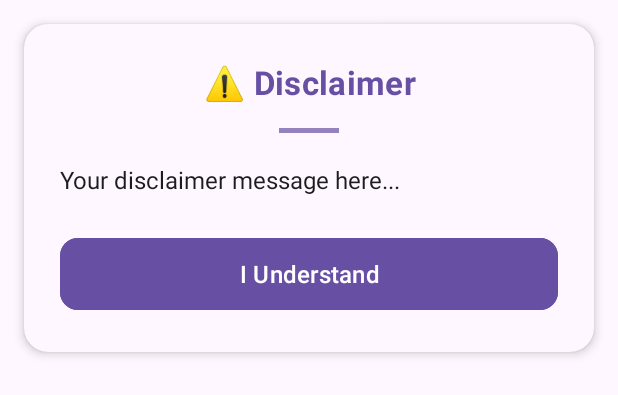
After one commit to leanamariflor/MobileDevelopment, an Android app: the layout dialog_disclaimer.xml on its own in the app's theme, with its tools: preview values and no code run, on a phone screen of 412 x 824 dp. The commit adds this screen. Shown: the top 395 px of the screen. Run offline under Robolectric (Android 15) with nearby library versions, the phone set to English and light mode, and no system bars.

Commit message:
Add watchlist and history management with disclaimer dialog
Implemented utility functions for checking watchlist and history status. Updated EpisodeAdapter and HistoryAdapter to handle watchlist and history state dynamically. Added a disclaimer dialog in MainActivity to inform users about the app's purpose and usage policies.

```diff
--- a/app/src/main/java/com/anime/aniwatch/adapter/WatchlistAdapter.kt
+++ b/app/src/main/java/com/anime/aniwatch/adapter/WatchlistAdapter.kt
@@ -36,7 +36,6 @@ class WatchlistAdapter(
     override fun onBindViewHolder(holder: WatchlistViewHolder, position: Int) {
         val episode = episodes[position]
 
-        // Load anime poster with a gray placeholder
         Glide.with(holder.itemView.context)
             .load(episode.animePosterUrl)
             .placeholder(ColorDrawable(Color.GRAY))
@@ -45,7 +44,6 @@ class WatchlistAdapter(
         holder.animeTitle.text = episode.animeTitle
         holder.episodeInfo.text = "Episode ${episode.episodeNumber}: ${episode.episodeTitle}"
 
-        // Set click listeners
         holder.playButton.setOnClickListener {
             onPlayClick(episode)
         }
--- /dev/null
+++ b/app/src/main/res/layout/dialog_disclaimer.xml
@@ -0,0 +1,61 @@
+<?xml version="1.0" encoding="utf-8"?>
+<androidx.cardview.widget.CardView xmlns:android="http://schemas.android.com/apk/res/android"
+        xmlns:app="http://schemas.android.com/apk/res-auto"
+        android:layout_width="match_parent"
+        android:layout_height="wrap_content"
+        app:cardCornerRadius="16dp"
+        app:cardElevation="4dp"
+        app:cardBackgroundColor="?attr/colorSurface"
+        android:layout_margin="16dp">
+
+    <LinearLayout
+            android:layout_width="match_parent"
+            android:layout_height="wrap_content"
+            android:orientation="vertical"
+            android:padding="24dp">
+
+        <TextView
+                android:id="@+id/dialog_title"
+                android:layout_width="match_parent"
+                android:layout_height="wrap_content"
+                android:text="⚠️ Disclaimer"
+                android:textSize="22sp"
+                android:textStyle="bold"
+                android:letterSpacing="0.01"
+                android:textColor="?attr/colorPrimary"
+                android:gravity="center"
+                android:layout_marginBottom="16dp"/>
+
+        <View
+                android:layout_width="40dp"
+                android:layout_height="3dp"
+                android:background="?attr/colorPrimary"
+                android:alpha="0.7"
+                android:layout_gravity="center_horizontal"
+                android:layout_marginBottom="20dp"/>
+
+        <TextView
+                android:id="@+id/dialog_message"
+                android:layout_width="match_parent"
+                android:layout_height="wrap_content"
+                android:text="Your disclaimer message here..."
+                android:textSize="16sp"
+                android:lineSpacingMultiplier="1.2"
+                android:textColor="?attr/colorOnSurface"
+                android:layout_marginBottom="24dp"/>
+
+        <com.google.android.material.button.MaterialButton
+                android:id="@+id/dialog_button"
+                android:layout_width="match_parent"
+                android:layout_height="56dp"
+                android:text="I Understand"
+                android:textAllCaps="false"
+                android:textSize="16sp"
+                app:cornerRadius="12dp"
+                android:textColor="?attr/colorOnPrimary"
+                android:backgroundTint="?attr/colorPrimary"
+                app:rippleColor="?attr/colorPrimaryVariant"
+                android:letterSpacing="0.01"/>
+
+    </LinearLayout>
+</androidx.cardview.widget.CardView>
```
Also changed, not shown: app/src/main/java/com/anime/aniwatch/activities/MainActivity.kt (+28 -0 lines), app/src/main/java/com/anime/aniwatch/adapter/EpisodeAdapter.kt (+33 -8 lines), app/src/main/java/com/anime/aniwatch/adapter/HistoryAdapter.kt (+15 -4 lines), app/src/main/java/com/anime/aniwatch/util/WatchHistoryUtil.kt (+27 -0 lines), app/src/main/java/com/anime/aniwatch/util/WatchlistUtil.kt (+27 -0 lines).
